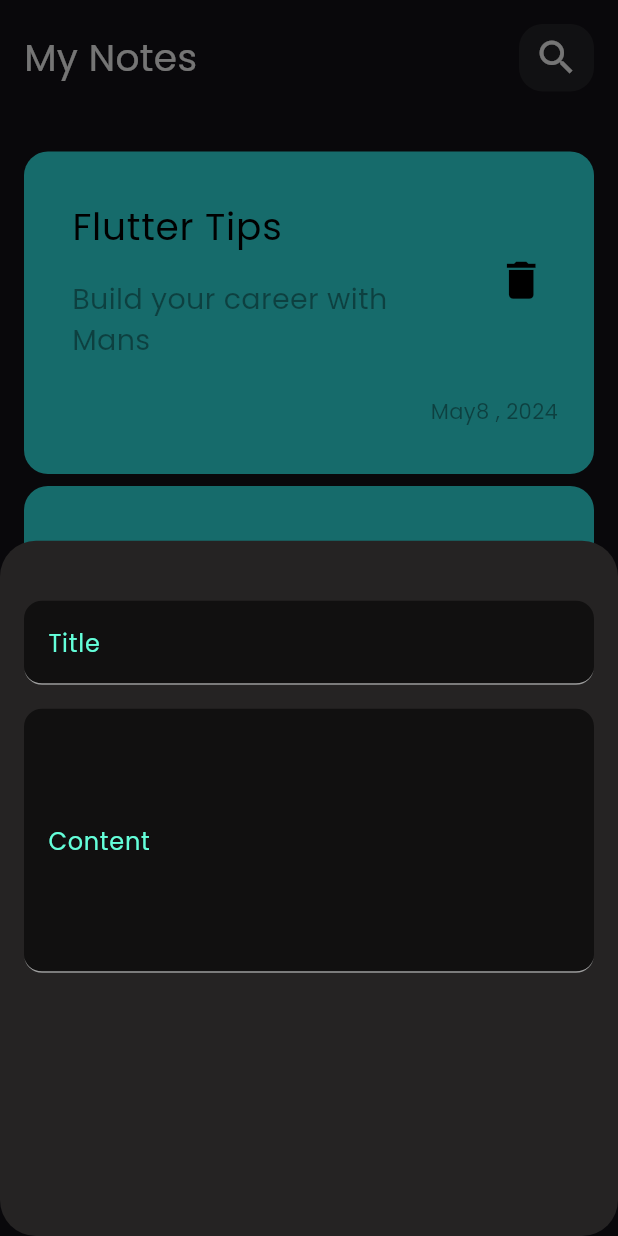
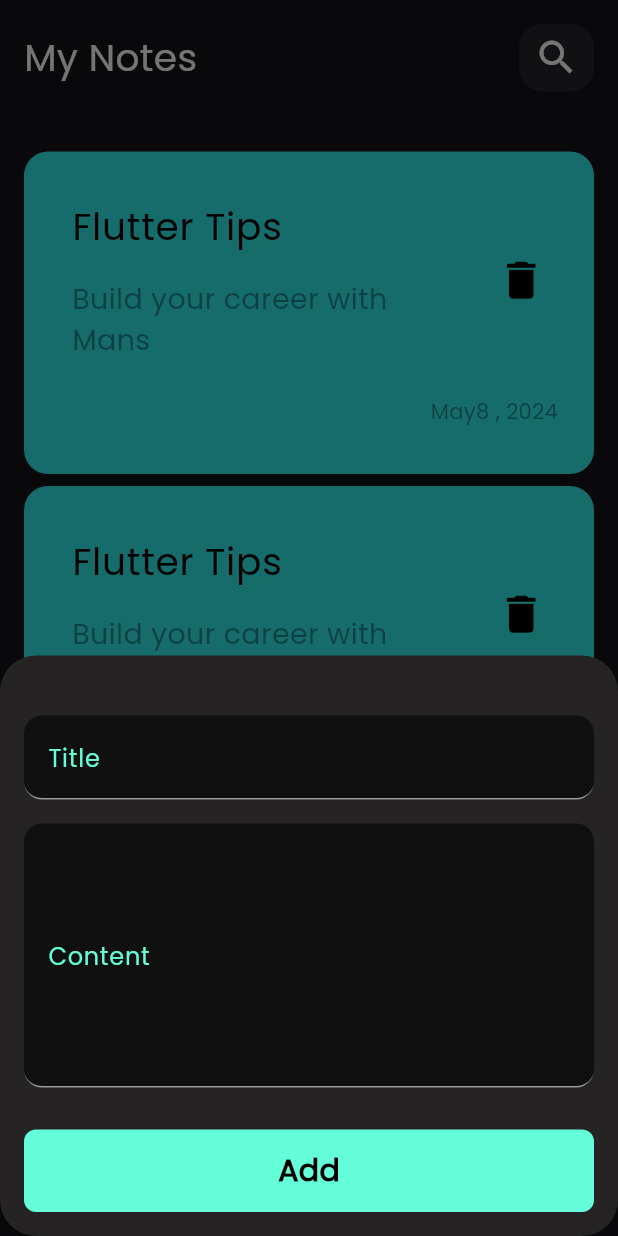
Before and after one commit to Mansourx83/Notes-App, a Flutter app: the screen it shows after launch, after a tap on the "add" icon, on a phone screen of 412 x 824 dp. Run offline on Flutter 3.47's test engine with Material 3 defaults, Android fonts, the phone set to English and light mode, and no system bars.

Commit message:
finish notes bottom sheet

```diff
--- /dev/null
+++ b/lib/views/widgets/custom_button.dart
@@ -0,0 +1,28 @@
+import 'package:flutter/material.dart';
+
+class CustomButton extends StatelessWidget {
+  const CustomButton({super.key});
+
+  @override
+  Widget build(BuildContext context) {
+    return Container(
+      width: MediaQuery.of(context).size.width,
+      height: 55,
+      decoration: BoxDecoration(
+          color: Colors.tealAccent,
+          borderRadius: BorderRadius.circular(
+            8,
+          )),
+      child: const Center(
+        child: Text(
+          'Add',
+          style: TextStyle(
+            color: Colors.black,
+            fontWeight: FontWeight.bold,
+            fontSize: 20,
+          ),
+        ),
+      ),
+    );
+  }
+}
--- a/lib/views/widgets/custom_floating_button.dart
+++ b/lib/views/widgets/custom_floating_button.dart
@@ -1,4 +1,5 @@
 import 'package:flutter/material.dart';
+import 'package:notes_app/views/widgets/custom_button.dart';
 import 'package:notes_app/views/widgets/custom_textfiled.dart';
 
 class CustomFloatingButton extends StatelessWidget {
@@ -21,7 +22,7 @@ class CustomFloatingButton extends StatelessWidget {
           },
         );
       },
-      backgroundColor: Colors.cyanAccent,
+      backgroundColor: const Color.fromARGB(255, 81, 214, 183),
       // shape: CircleBorder(),
       child: const Icon(
         Icons.add,
@@ -36,6 +37,7 @@ class ModelBottomWidget extends StatelessWidget {
   Widget build(BuildContext context) {
     return Padding(
       padding: const EdgeInsets.symmetric(horizontal: 16),
+      child: SingleChildScrollView(
         child: Column(
           children: [
             const SizedBox(
@@ -44,14 +46,22 @@ class ModelBottomWidget extends StatelessWidget {
             CustomStyledTextField(
               labelText: 'Title',
             ),
-          SizedBox(
+            const SizedBox(
               height: 16,
             ),
             CustomStyledTextField(
               labelText: 'Content',
               maxLines: 6,
-          )
+            ),
+            const SizedBox(
+              height: 28,
+            ),
+            CustomButton(),
+            SizedBox(
+              height: 16,
+            ),
           ],
+        ),
       ),
     );
   }
```
Also changed, not shown: 1 other file. Lines whose indentation alone changed are shown as unchanged.
